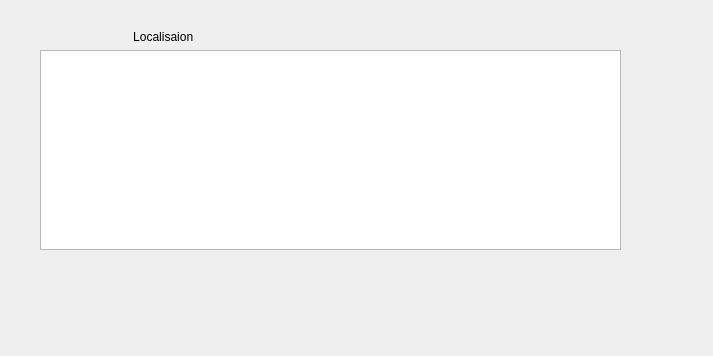
Before: the Qt Designer form localStationCS/widgetlocalisation.ui in Gnoumy/RaspMeteo, drawn with Qt 5.
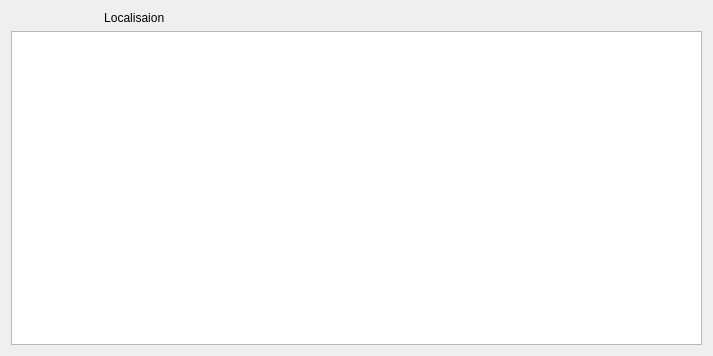
After: the same form once the commit is applied.

Diff of the .ui file:
```diff
--- a/localStationCS/widgetlocalisation.ui
+++ b/localStationCS/widgetlocalisation.ui
@@ -13,15 +13,8 @@
   <property name="windowTitle">
    <string>Form</string>
   </property>
-  <widget class="QWidget" name="">
-   <property name="geometry">
-    <rect>
-     <x>40</x>
-     <y>30</y>
-     <width>581</width>
-     <height>220</height>
-    </rect>
-   </property>
+  <layout class="QVBoxLayout" name="verticalLayout_2">
+   <item>
    <layout class="QVBoxLayout" name="verticalLayout">
     <item>
      <widget class="QLabel" name="label">
@@ -34,7 +27,8 @@
      <widget class="QTableWidget" name="tableWidget"/>
     </item>
    </layout>
-  </widget>
+   </item>
+  </layout>
  </widget>
  <resources/>
  <connections/>
```
Lines whose indentation alone changed are shown as unchanged.
